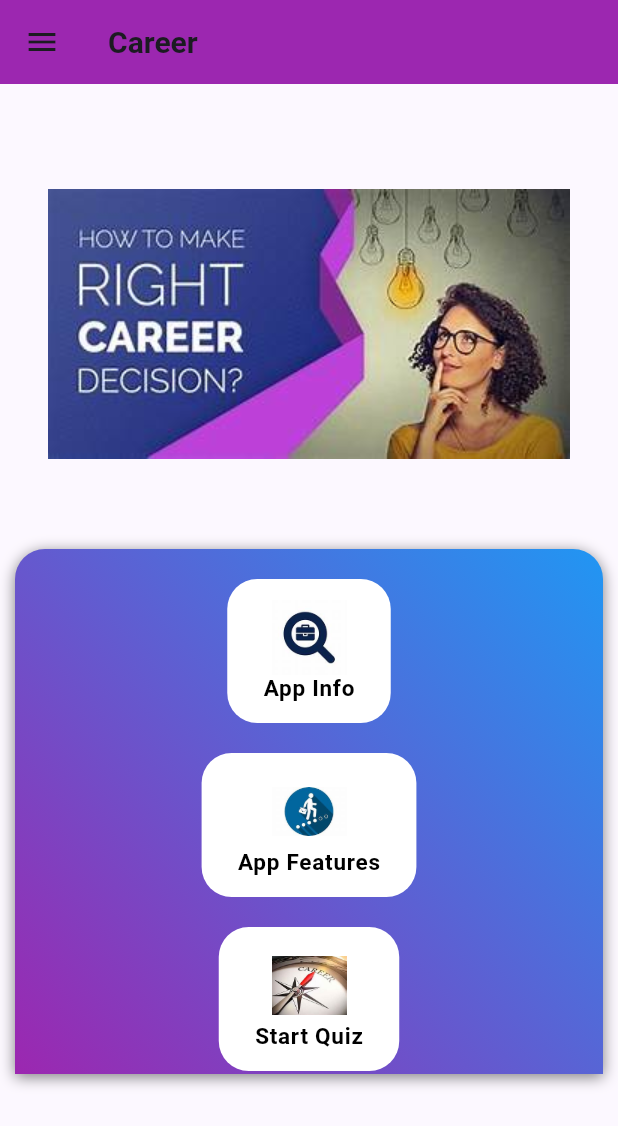
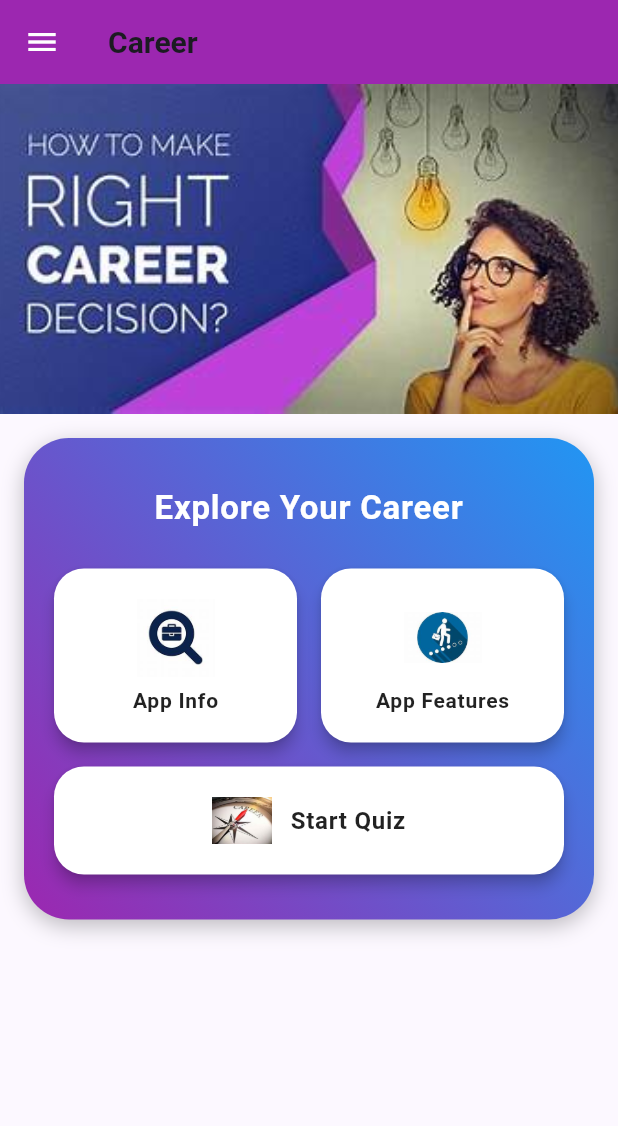
Before and after one commit to PruthviRaj3009/Education-and-Career-guidance-using-Web-Crawler, a Flutter app: the screen it shows once a user with an empty profile is signed in, on a phone screen of 412 x 824 dp. Shown: the top 1126 px of the screen. Run offline on Flutter 3.47's test engine with Material 3 defaults, Android fonts, the phone set to English and light mode, and no system bars; our stand-ins replace dash_chat_2, firebase_auth, firebase_core, google_generative_ai, pdf, pie_chart and 2 more; accounts and stored records are empty; generated files the repository leaves out were written again.

Commit message:
placing container center

```diff
--- a/Career_guidance/lib/screens/home.dart
+++ b/Career_guidance/lib/screens/home.dart
@@ -72,11 +72,7 @@ class _HomeScreenState extends State<HomeScreen> {
                             );
                             return;
                           }
-
-                          setState(() {
-                            isDeleting = true;
-                          });
-
+                          setState(() => isDeleting = true);
                           try {
                             final user = _authService.currentUser;
                             if (user == null || user.email == null) {
@@ -85,16 +81,13 @@ class _HomeScreenState extends State<HomeScreen> {
                                 message: 'No signed in user.',
                               );
                             }
-
                             await _authService.reauthenticateWithPassword(
                               email: user.email!,
                               password: password,
                             );
-
                             await _userRepository.deleteUserData(user.uid);
                             await _authService.deleteCurrentUser();
                             await _authService.signOut();
-
                             if (!mounted) return;
                             Navigator.pop(dialogContext);
                             Navigator.pushAndRemoveUntil(
@@ -128,11 +121,7 @@ class _HomeScreenState extends State<HomeScreen> {
                                   content: Text('Unable to delete account.')),
                             );
                           } finally {
-                            if (mounted) {
-                              setState(() {
-                                isDeleting = false;
-                              });
-                            }
+                            if (mounted) setState(() => isDeleting = false);
                           }
                         },
                   child: isDeleting
@@ -157,6 +146,7 @@ class _HomeScreenState extends State<HomeScreen> {
       appBar: AppBar(
         title: const Text("Career"),
         backgroundColor: Colors.purple,
+        foregroundColor: Colors.white,
       ),
       drawer: Drawer(
         child: ListView(
@@ -185,46 +175,32 @@ class _HomeScreenState extends State<HomeScreen> {
             _createDrawerItem(
                 icon: Icons.home,
                 text: 'Supporters',
-                  onTap: () {
-                    Navigator.push(
-                      context,
-                      MaterialPageRoute(builder: (context) => SupportScreen()),
-                    );
-                  }),
+                onTap: () => Navigator.push(context,
+                    MaterialPageRoute(builder: (context) => SupportScreen()))),
             _createDrawerItem(
                 icon: Icons.support,
                 text: 'Team Members',
-                  onTap: () {
-                    Navigator.push(
-                      context,
-                      MaterialPageRoute(builder: (context) => TeamScreen()),
-                    );
-                  }),
+                onTap: () => Navigator.push(context,
+                    MaterialPageRoute(builder: (context) => TeamScreen()))),
             _createDrawerItem(
               icon: Icons.privacy_tip,
               text: 'Privacy Policy',
               onTap: () => Navigator.push(
                   context,
                   MaterialPageRoute(
-                      builder: (context) => const PrivacyPolicyScreen()),
-                ),
+                      builder: (context) => const PrivacyPolicyScreen())),
             ),
             _createDrawerItem(
-                icon: Icons.explicit_rounded,
+              icon: Icons.info_outline,
               text: 'About Us',
-                onTap: () => Navigator.push(
-                  context,
-                  MaterialPageRoute(builder: (context) => AboutUsScreen()),
+              onTap: () => Navigator.push(context,
+                  MaterialPageRoute(builder: (context) => AboutUsScreen())),
             ),
-              ),
-
             _createDrawerItem(
               icon: Icons.feedback,
               text: 'Feedback',
-                onTap: () => Navigator.push(
-                  context,
-                  MaterialPageRoute(builder: (context) => RateScreen()),
-                ),
+              onTap: () => Navigator.push(context,
+                  MaterialPageRoute(builder: (context) => RateScreen())),
             ),
             _createDrawerItem(
               icon: Icons.settings,
@@ -232,13 +208,8 @@ class _HomeScreenState extends State<HomeScreen> {
               onTap: () => Navigator.push(
                   context,
                   MaterialPageRoute(
-                      builder: (context) => const SettingsScreen()),
+                      builder: (context) => const SettingsScreen())),
             ),
-              ),
-              //_createDrawerItem(
-              // icon: Icons.share,
-              //text: 'Share',
-              // onTap: () => Navigator.pop(context)),
             _createDrawerItem(
                 icon: Icons.delete,
                 text: 'Delete Account',
@@ -262,151 +233,175 @@ class _HomeScreenState extends State<HomeScreen> {
           ],
         ),
       ),
-        body: Padding(
-            padding: const EdgeInsets.all(10),
-            child: SingleChildScrollView(
+
+      // ── BODY ──────────────────────────────────────────────────────────────
+      body: SingleChildScrollView(
         child: Column(
           crossAxisAlignment: CrossAxisAlignment.stretch,
           children: [
+            // ── Banner Image ──
             Image.asset(
               "assets/home.jpg",
-                    height: 300,
-                    width: 400,
+              height: 220,
+              width: double.infinity,
+              fit: BoxFit.cover,
             ),
+
+            // ── Gradient Container — rounded on ALL 4 corners ──
             Container(
+              width: double.infinity,
+              margin: const EdgeInsets.symmetric(horizontal: 16, vertical: 16),
+              padding: const EdgeInsets.symmetric(vertical: 30, horizontal: 20),
               decoration: BoxDecoration(
                 gradient: const LinearGradient(
                   colors: [Colors.purple, Colors.blue],
                   begin: Alignment.bottomLeft,
                   end: Alignment.topRight,
                 ),
-                        borderRadius: const BorderRadius.only(
-                          topLeft: Radius.circular(20),
-                          topRight: Radius.circular(20),
-                        ),
+                // ✅ Rounded on ALL sides — top and bottom
+                borderRadius: BorderRadius.circular(30),
                 boxShadow: [
                   BoxShadow(
-                            color: Colors.black.withOpacity(0.5),
-                            spreadRadius: 0,
-                            blurRadius: 8,
-                            offset: const Offset(0, 2),
+                    color: Colors.black.withOpacity(0.25),
+                    blurRadius: 12,
+                    offset: const Offset(0, 4),
                   ),
                 ],
               ),
-                      height: 350,
-                      width: double.infinity,
-                      child: Column(children: [
-                        const SizedBox(
-                          height: 20,
+              child: Column(
+                mainAxisSize: MainAxisSize.min,
+                children: [
+                  // ── Title ──
+                  const Text(
+                    "Explore Your Career",
+                    textAlign: TextAlign.center,
+                    style: TextStyle(
+                      color: Colors.white,
+                      fontSize: 22,
+                      fontWeight: FontWeight.bold,
+                      letterSpacing: 0.5,
                     ),
-                        ElevatedButton(
-                            onPressed: () {
-                              Navigator.push(
+                  ),
+                  const SizedBox(height: 24),
+
+                  // ── App Info  +  App Features (side by side) ──
+                  Row(
+                    children: [
+                      Expanded(
+                        child: _menuButton(
+                          assetImage: "assets/info.jpg",
+                          label: "App Info",
+                          onPressed: () => Navigator.push(
                             context,
                             MaterialPageRoute(
                                 builder: (context) => const AdminPage()),
-                              );
-                            },
-                            style: ElevatedButton.styleFrom(
-                              shape: RoundedRectangleBorder(
-                                borderRadius: BorderRadius.circular(20),
-                              ),
-                              shadowColor: Colors.black.withOpacity(0.2),
-                              backgroundColor: Colors.white,
-                            ),
-                            child: Column(children: [
-                              Image.asset(
-                                "assets/info.jpg",
-                                height: 50.0,
-                                width: 50.0,
-                              ),
-                              const SizedBox(width: 10),
-                              const Text(
-                                "App Info",
-                                style: TextStyle(
-                                  color: Colors.black,
                           ),
                         ),
-                            ])),
-                        const SizedBox(
-                          height: 20,
                       ),
-                        ElevatedButton(
-                          onPressed: () {
-                            Navigator.push(
+                      const SizedBox(width: 16),
+                      Expanded(
+                        child: _menuButton(
+                          assetImage: "assets/features.jpg",
+                          label: "App Features",
+                          onPressed: () => Navigator.push(
                             context,
                             MaterialPageRoute(
                                 builder: (context) =>
                                     const AppFeaturesScreen()),
-                            );
-                          },
+                          ),
+                        ),
+                      ),
+                    ],
+                  ),
+
+                  const SizedBox(height: 16),
+
+                  // ── Start Quiz (full width) ──
+                  SizedBox(
+                    width: double.infinity,
+                    child: ElevatedButton(
+                      onPressed: () => Navigator.push(
+                        context,
+                        MaterialPageRoute(
+                            builder: (context) => const QuizScreen()),
+                      ),
                       style: ElevatedButton.styleFrom(
+                        backgroundColor: Colors.white,
+                        padding: const EdgeInsets.symmetric(vertical: 16),
                         shape: RoundedRectangleBorder(
                           borderRadius: BorderRadius.circular(20),
                         ),
-                            shadowColor: Colors.black.withOpacity(0.2),
-                            backgroundColor: Colors.white,
+                        elevation: 4,
                       ),
-                          child: Column(
+                      child: Row(
+                        mainAxisAlignment: MainAxisAlignment.center,
                         children: [
                           Image.asset(
-                                "assets/features.jpg",
-                                height: 50.0,
-                                width: 50.0,
+                            "assets/quiz.jpg",
+                            height: 40,
+                            width: 40,
                           ),
-                              const SizedBox(width: 10),
+                          const SizedBox(width: 12),
                           const Text(
-                                "App Features",
+                            "Start Quiz",
                             style: TextStyle(
-                                  color: Colors.black,
+                              color: Colors.black87,
+                              fontSize: 16,
+                              fontWeight: FontWeight.w600,
                             ),
                           ),
                         ],
                       ),
                     ),
-                        const SizedBox(
-                          height: 20,
                   ),
-                        ElevatedButton(
-                          onPressed: () {
-                            Navigator.push(
-                              context,
-                              MaterialPageRoute(
-                                  builder: (context) => const QuizScreen()),
-                            );
-                          },
-                          style: ElevatedButton.styleFrom(
-                            shape: RoundedRectangleBorder(
-                              borderRadius: BorderRadius.circular(20),
-                            ),
-                            shadowColor: Colors.black.withOpacity(0.2),
-                            backgroundColor: Colors.white,
-                          ),
-                          child: Column(
-                            children: [
-                              Image.asset(
-                                "assets/quiz.jpg",
-                                height: 50.0,
-                                width: 50.0,
-                              ),
-                              const SizedBox(width: 10),
-                              const Text(
-                                "Start Quiz",
-                                style: TextStyle(
-                                  color: Colors.black,
+                ],
               ),
             ),
           ],
         ),
       ),
-                      ]))
-                ]))));
+    );
   }
 
-  ListTile _createDrawerItem(
-      {required IconData icon,
+  /// Reusable square menu button for the 2-column grid.
+  Widget _menuButton({
+    required String assetImage,
+    required String label,
+    required VoidCallback onPressed,
+  }) {
+    return ElevatedButton(
+      onPressed: onPressed,
+      style: ElevatedButton.styleFrom(
+        backgroundColor: Colors.white,
+        padding: const EdgeInsets.symmetric(vertical: 20),
+        shape: RoundedRectangleBorder(
+          borderRadius: BorderRadius.circular(20),
+        ),
+        elevation: 4,
+      ),
+      child: Column(
+        mainAxisSize: MainAxisSize.min,
+        children: [
+          Image.asset(assetImage, height: 52, width: 52),
+          const SizedBox(height: 8),
+          Text(
+            label,
+            style: const TextStyle(
+              color: Colors.black87,
+              fontSize: 14,
+              fontWeight: FontWeight.w600,
+            ),
+          ),
+        ],
+      ),
+    );
+  }
+
+  ListTile _createDrawerItem({
+    required IconData icon,
     required String text,
-      required GestureTapCallback onTap}) {
+    required GestureTapCallback onTap,
+  }) {
     return ListTile(
       leading: Icon(icon),
       title: Text(text),
```
Also changed, not shown: 1 other file. Lines whose indentation alone changed are shown as unchanged.
